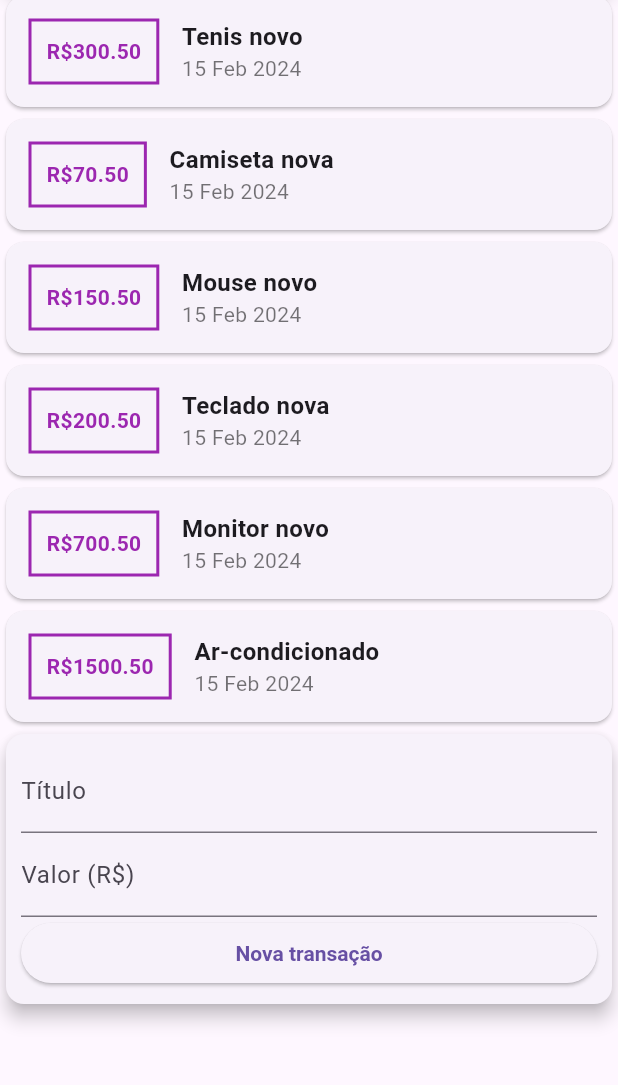
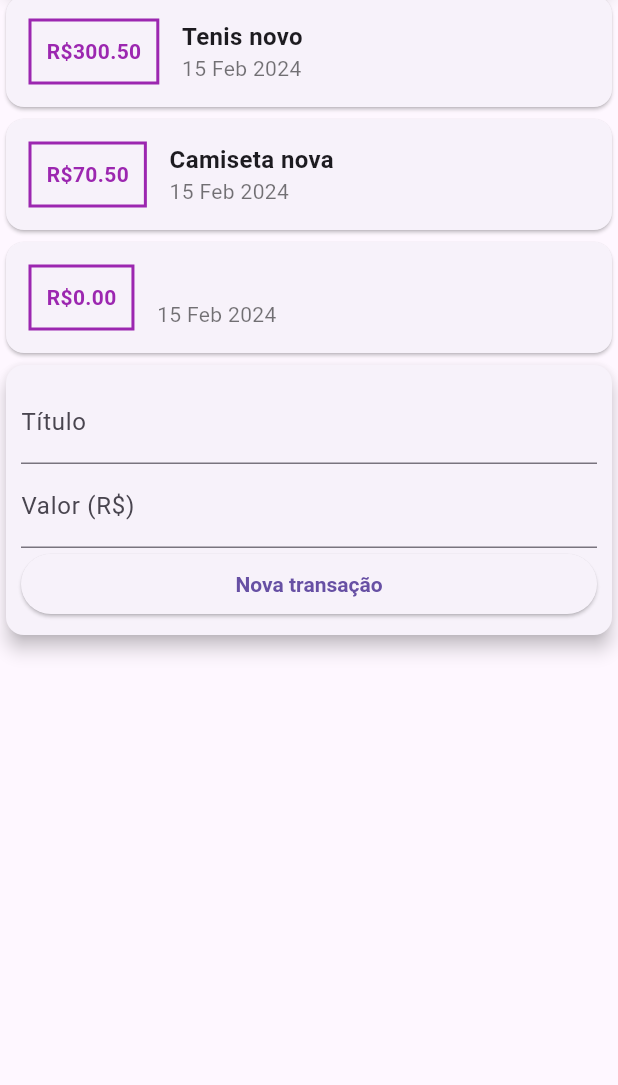
Before and after one commit to gabrielnavas/expenses-flutter-app, a Flutter app: the screen it shows after launch, after a tap on "Nova transação", on a phone screen of 412 x 824 dp, the part 136-1221 px from its top. Run offline on Flutter 3.47's test engine with Material 3 defaults, Android fonts, the phone set to English and light mode, and no system bars.

Commit message:
submit transaction from form

```diff
--- a/lib/widgets/transaction_form.dart
+++ b/lib/widgets/transaction_form.dart
@@ -4,7 +4,9 @@ class TransactionForm extends StatelessWidget {
   final titleController = TextEditingController();
   final valueController = TextEditingController();
 
-  TransactionForm({super.key});
+  final void Function(String title, double value) onSubmit;
+
+  TransactionForm(this.onSubmit, {super.key});
 
   @override
   Widget build(BuildContext context) {
@@ -37,8 +39,9 @@ class TransactionForm extends StatelessWidget {
                 ),
                 child: Text('Nova transação'),
                 onPressed: () {
-                  print(titleController.text);
-                  print(valueController.text);
+                  String title = titleController.text;
+                  double value = double.tryParse(valueController.text) ?? 0.00;
+                  onSubmit(title, value);
                 },
               ),
             )
--- a/lib/widgets/transaction_ser.dart
+++ b/lib/widgets/transaction_ser.dart
@@ -1,3 +1,5 @@
+import 'dart:math';
+
 import 'package:expenses_flutter_app/models/transaction.dart';
 import 'package:expenses_flutter_app/widgets/transaction_form.dart';
 import 'package:expenses_flutter_app/widgets/transaction_list.dart';
@@ -16,24 +18,24 @@ class _TransactionUserState extends State<TransactionUser> {
         id: '1', title: 'Tenis novo', value: 300.50, date: DateTime.now()),
     Transaction(
         id: '2', title: 'Camiseta nova', value: 70.50, date: DateTime.now()),
-    Transaction(
-        id: '3', title: 'Mouse novo', value: 150.50, date: DateTime.now()),
-    Transaction(
-        id: '4', title: 'Teclado nova', value: 200.50, date: DateTime.now()),
-    Transaction(
-        id: '5', title: 'Monitor novo', value: 700.50, date: DateTime.now()),
-    Transaction(
-        id: '6',
-        title: 'Ar-condicionado',
-        value: 1500.50,
-        date: DateTime.now()),
   ];
+
+  _addTransaction(String title, double value) {
+    setState(() {
+      var newTransaction = Transaction(
+          id: (Random().nextDouble() + _transactions.length + 1).toString(),
+          title: title,
+          value: value,
+          date: DateTime.now());
+      _transactions.add(newTransaction);
+    });
+  }
 
   @override
   Widget build(BuildContext context) {
     return Column(children: [
       TransactionList(_transactions),
-      TransactionForm(),
+      TransactionForm(_addTransaction),
     ]);
   }
 }
```
